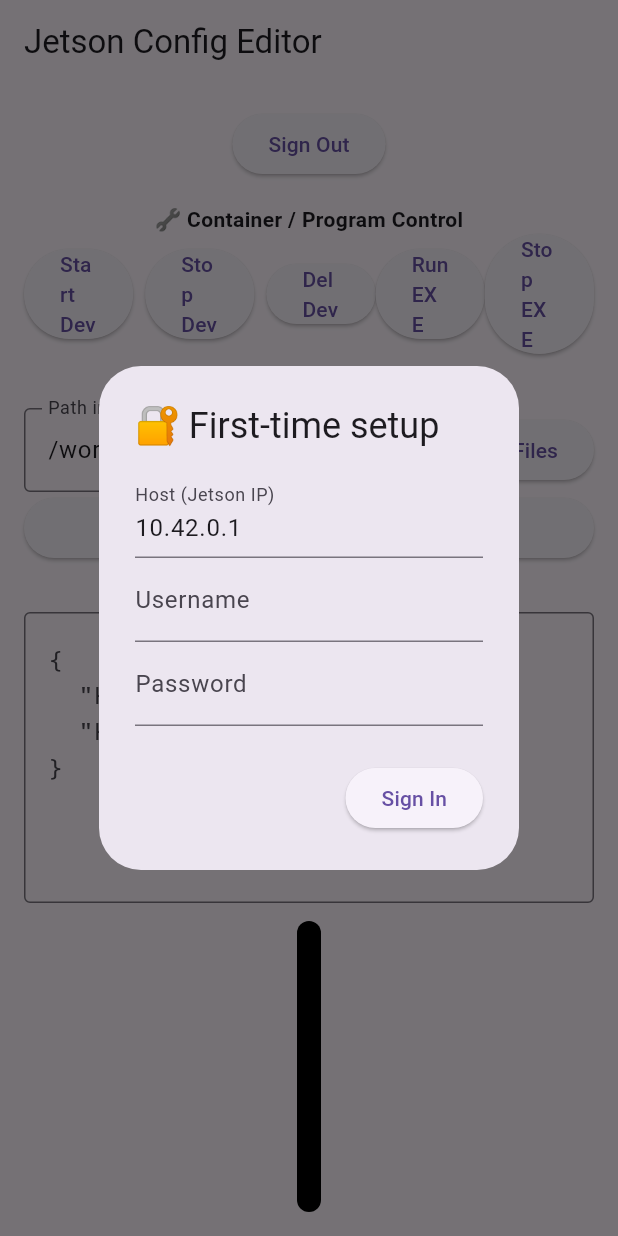
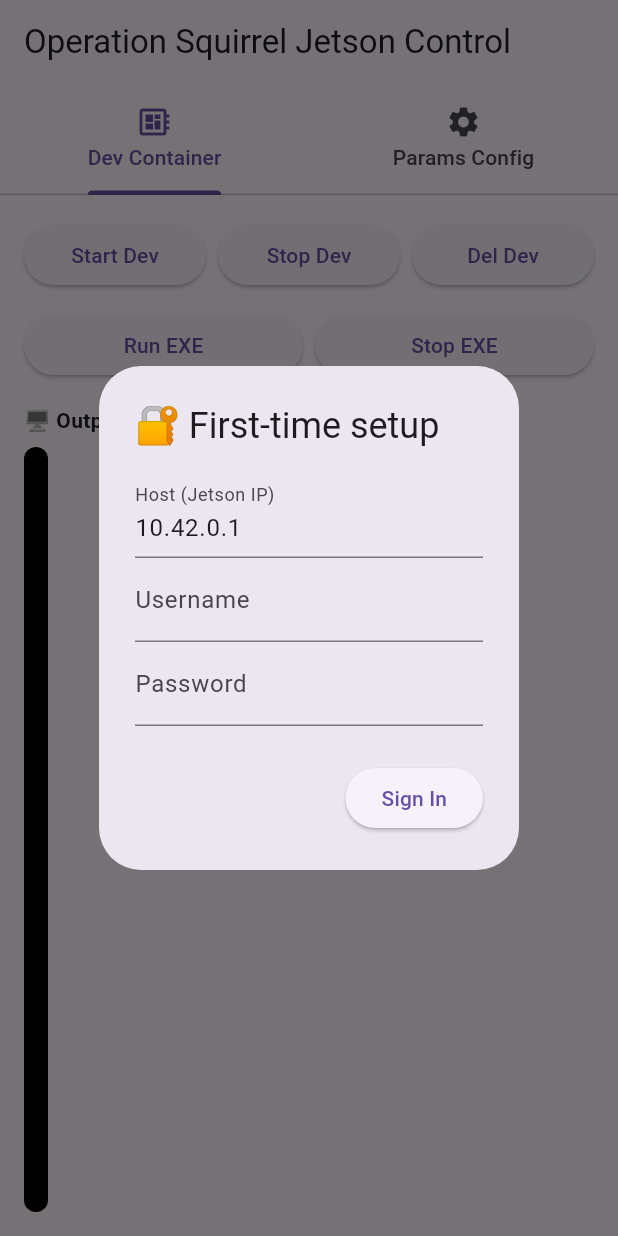
Before and after one commit to crose72/OSRemote, a Flutter app: the screen it shows after launch, on a phone screen of 412 x 824 dp. Run offline on Flutter 3.47's test engine with Material 3 defaults, Android fonts, the phone set to English and light mode, and no system bars; our stand-ins replace flutter_secure_storage, permission_handler; missing offline and left inert: dartssh2.

Commit message:
Separate tabs for container vs param config

```diff
--- a/os_remote_dev/lib/main.dart
+++ b/os_remote_dev/lib/main.dart
@@ -36,7 +36,6 @@
     text: "/workspace/OperationSquirrel/SquirrelDefender/build",
   );
   final ScrollController _logScrollController = ScrollController();
-
 
   // --------------------------------------------------------------------------
   // Ask to log in to jetson
@@ -140,7 +139,7 @@
   // --------------------------------------------------------------------------
   // Fetch existing params.json from Jetson
   // --------------------------------------------------------------------------
-  Future<void> _fetchConfig() async {
+  Future<void> _downloadConfig() async {
     if (!_isSignedIn) {
       await _showLoginDialog();
       if (!_isSignedIn) {
@@ -289,140 +288,43 @@
     }
   }
 
-  // --------------------------------------------------------------------------
-  // UI
-  // --------------------------------------------------------------------------
-  @override
-  Widget build(BuildContext context) {
-    return Scaffold(
-      appBar: AppBar(title: const Text("Jetson Config Editor")),
-      body: Padding(
+  Widget _buildJsonConfigTab() {
+    return Padding(
       padding: const EdgeInsets.all(16),
       child: Column(
+        crossAxisAlignment: CrossAxisAlignment.start,
         children: [
-            ElevatedButton(
-              onPressed: _clearCredentials,
-              child: const Text("Sign Out"),
-            ),
-            // --------------------------------------------------------------------------
-            // 🔧 Container / Program Control Section
-            // --------------------------------------------------------------------------
-            const SizedBox(height: 16),
-            const Text(
-              "🔧 Container / Program Control",
-              style: TextStyle(fontWeight: FontWeight.bold),
-            ),
-
           Row(
             children: [
               Expanded(
                 child: ElevatedButton(
-                    onPressed: () => _execCommand(
-                      "bash -c '$_operationSquirrelPath/run.sh dev orin osremote'", // && docker exec -d squirreldefender-dev ./squirreldefender'",
-                      // "bash -c '$_operationSquirrelPath/scripts/run.sh dev orin; docker exec -d squirreldefender-dev bash -lc \"cd /workspace/OperationSquirrel/SquirrelDefender/build && ./squirreldefender\"'",
-                      description: "Starting Dev Container",
-                    ),
-                    child: const Text("Start Dev"),
+                  onPressed: _busy ? null : _downloadConfig,
+                  // style: ElevatedButton.styleFrom(
+                  //   textStyle: const TextStyle(fontSize: 12),
+                  // ),
+                  child: const Text("Download"),
                 ),
               ),
-                const SizedBox(width: 8),
-                Expanded(
-                  child: ElevatedButton(
-                    onPressed: () => _execCommand(
-                      "docker stop squirreldefender-dev", // "docker exec squirreldefender-dev pkill -2 -f squirreldefender",
-                      description: "Stopping Dev Container",
-                    ),
-                    child: const Text("Stop Dev"),
-                  ),
-                ),
-                const SizedBox(width: 8),
-                Expanded(
-                  child: ElevatedButton(
-                    onPressed: () => _execCommand(
-                      "docker rm -f squirreldefender-dev || true && docker system prune -f", // "docker exec squirreldefender-dev pkill -2 -f squirreldefender",
-                      description: "Deleting Dev Container",
-                    ),
-                    child: const Text("Del Dev"),
-                  ),
-                ),
-                Expanded(
-                  child: ElevatedButton(
-                    onPressed: () => _execCommand(
-                      "docker exec -i squirreldefender-dev bash -c 'cd /workspace/OperationSquirrel/SquirrelDefender/build && ./squirreldefender'",
-                      description: "Run SquirrelDefender",
-                    ),
-                    child: const Text("Run EXE"),
-                  ),
-                ),
-                Expanded(
-                  child: ElevatedButton(
-                    onPressed: () => _execCommand(
-                      "docker exec squirreldefender-dev pkill -2 -f squirreldefender",
-                      description: "Stop SquirrelDefender",
-                    ),
-                    child: const Text("Stop EXE"),
-                  ),
-                ),
-              ],
-            ),
-
-            // --------------------------------------------------------------------------
-            // 🧰 Mini Terminal: Inspect container folders
-            // --------------------------------------------------------------------------
-            const SizedBox(height: 16),
-            const Text(
-              "📁 Inspect Container Folder",
-              style: TextStyle(fontWeight: FontWeight.bold),
-            ),
-
-            Row(
-              children: [
-                Expanded(
-                  child: TextField(
-                    controller: _pathController,
-                    decoration: const InputDecoration(
-                      labelText: "Path inside container",
-                      hintText:
-                          "/workspace/OperationSquirrel/SquirrelDefender/build",
-                      border: OutlineInputBorder(),
-                    ),
-                  ),
-                ),
-                const SizedBox(width: 8),
-                ElevatedButton(
-                  onPressed: () {
-                    final path = _pathController.text.trim().isEmpty
-                        ? "/workspace/OperationSquirrel/SquirrelDefender/build"
-                        : _pathController.text.trim();
-                    _execCommand(
-                      "docker exec squirreldefender-dev ls -lh $path",
-                      description: "Listing files in $path",
-                    );
-                  },
-                  child: const Text("List Files"),
-                ),
-              ],
-            ),
-
-            Row(
-              children: [
-                Expanded(
-                  child: ElevatedButton(
-                    onPressed: _busy ? null : _fetchConfig,
-                    child: const Text("Fetch Config"),
-                  ),
-                ),
-                const SizedBox(width: 8),
+              const SizedBox(width: 9),
               Expanded(
                 child: ElevatedButton(
                   onPressed: _busy ? null : _uploadConfig,
                   child: Text(_busy ? "Working..." : "Upload"),
                 ),
               ),
+              const SizedBox(width: 9),
+              ElevatedButton(
+                onPressed: _clearCredentials,
+                child: const Text("Sign Out"),
+              ),
             ],
           ),
-            const SizedBox(height: 12),
-            const Text("Edit params.json:"),
+          const SizedBox(height: 16),
+          const Text(
+            "✏️ Edit params.json",
+            style: TextStyle(fontWeight: FontWeight.bold),
+          ),
+          const SizedBox(height: 8),
           Expanded(
             child: TextField(
               controller: _controller,
@@ -436,7 +338,80 @@
               style: const TextStyle(fontFamily: "monospace"),
             ),
           ),
+        ],
+      ),
+    );
+  }
+
+  Widget _buildDevContainerTab() {
+    return Padding(
+      padding: const EdgeInsets.all(16),
+      child: Column(
+        crossAxisAlignment: CrossAxisAlignment.start,
+        children: [
+          Row(
+            children: [
+              Expanded(
+                child: ElevatedButton(
+                  onPressed: () => _execCommand(
+                    "bash -c '$_operationSquirrelPath/run.sh dev orin osremote'",
+                    description: "Starting Dev Container",
+                  ),
+                  child: const Text("Start Dev"),
+                ),
+              ),
+              const SizedBox(width: 8),
+              Expanded(
+                child: ElevatedButton(
+                  onPressed: () => _execCommand(
+                    "docker stop squirreldefender-dev",
+                    description: "Stopping Dev Container",
+                  ),
+                  child: const Text("Stop Dev"),
+                ),
+              ),
+              const SizedBox(width: 8),
+              Expanded(
+                child: ElevatedButton(
+                  onPressed: () => _execCommand(
+                    "docker rm -f squirreldefender-dev || true && docker system prune -f",
+                    description: "Deleting Dev Container",
+                  ),
+                  child: const Text("Del Dev"),
+                ),
+              ),
+            ],
+          ),
           const SizedBox(height: 12),
+          Row(
+            children: [
+              Expanded(
+                child: ElevatedButton(
+                  onPressed: () => _execCommand(
+                    "docker exec -i squirreldefender-dev bash -c 'cd /workspace/OperationSquirrel/SquirrelDefender/build && ./squirreldefender'",
+                    description: "Run SquirrelDefender",
+                  ),
+                  child: const Text("Run EXE"),
+                ),
+              ),
+              const SizedBox(width: 8),
+              Expanded(
+                child: ElevatedButton(
+                  onPressed: () => _execCommand(
+                    "docker exec squirreldefender-dev pkill -2 -f squirreldefender",
+                    description: "Stop SquirrelDefender",
+                  ),
+                  child: const Text("Stop EXE"),
+                ),
+              ),
+            ],
+          ),
+          const SizedBox(height: 16),
+          const Text(
+            "🖥️ Output / Terminal",
+            style: TextStyle(fontWeight: FontWeight.bold),
+          ),
+          const SizedBox(height: 8),
           Expanded(
             child: Container(
               decoration: BoxDecoration(
@@ -462,6 +437,29 @@
           ),
         ],
       ),
+    );
+  }
+
+  // --------------------------------------------------------------------------
+  // UI
+  // --------------------------------------------------------------------------
+  @override
+  Widget build(BuildContext context) {
+    return DefaultTabController(
+      length: 2,
+      child: Scaffold(
+        appBar: AppBar(
+          title: const Text("Operation Squirrel Jetson Control"),
+          bottom: const TabBar(
+            tabs: [
+              Tab(icon: Icon(Icons.developer_board), text: "Dev Container"),
+              Tab(icon: Icon(Icons.settings), text: "Params Config"),
+            ],
+          ),
+        ),
+        body: TabBarView(
+          children: [_buildDevContainerTab(), _buildJsonConfigTab()],
+        ),
       ),
     );
   }
```
Lines whose indentation alone changed are shown as unchanged.
